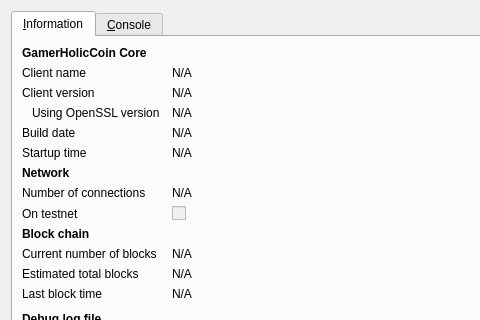
Above: src/qt/forms/rpcconsole.ui from alexandria-io/GamerHolicCoin before the change; both pictures show x 0 to 480 and y 0 to 320 of the 740 by 450 pixel window. Below: the same form after it.
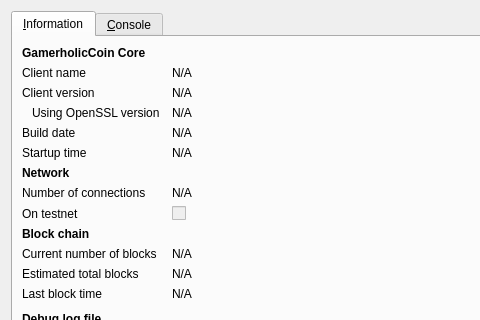
That is the form after the change. Icons and pictures are not drawn.

Commit message: Rename GamerHolicCoin to GamerholicCoin

What changed in the file:
```diff
--- a/src/qt/forms/rpcconsole.ui
+++ b/src/qt/forms/rpcconsole.ui
@@ -36,7 +36,7 @@
           </font>
          </property>
          <property name="text">
-          <string>GamerHolicCoin Core</string>
+          <string>GamerholicCoin Core</string>
          </property>
         </widget>
        </item>
```
Left out of the diff: 6 changed lines with no effect on the pictures. The commit also changes 105 other files.
